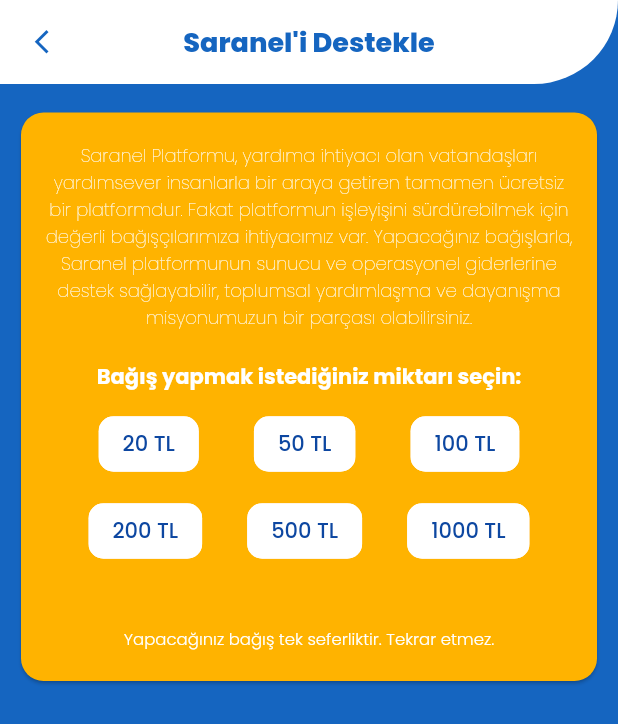
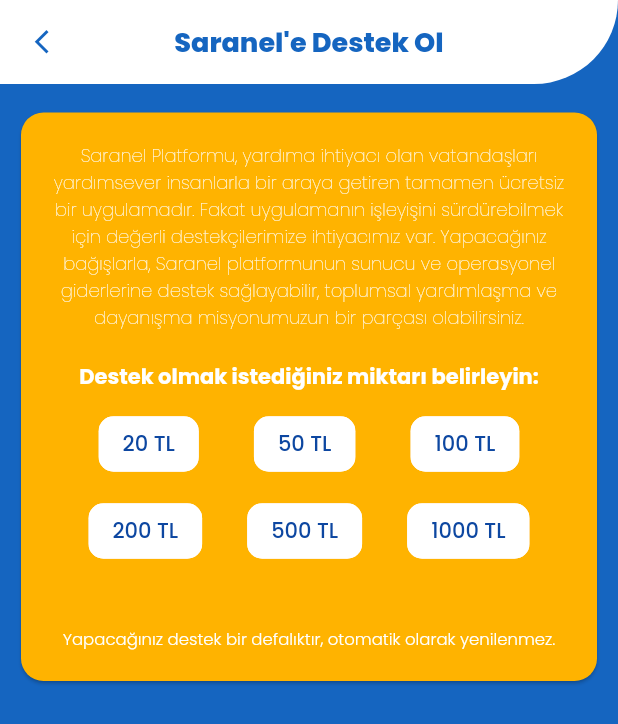
Before and after one commit to 9eren1999/saranel_application, a Flutter app: the DonationPage screen opened directly, on a phone screen of 412 x 824 dp. Shown: the top 724 px of the screen. Run offline on Flutter 3.47's test engine with Material 2 defaults, Android fonts, the light colour scheme and no system bars; our stand-ins replace cloud_firestore, firebase_core, firebase_storage, google_fonts, image_picker, shared_preferences; accounts and stored records are empty.

Commit message:
bağış yap sayfası yeni ifadelerle güncellendi

```diff
--- a/lib/settings_screens/bagisyap.dart
+++ b/lib/settings_screens/bagisyap.dart
@@ -32,7 +32,7 @@
       backgroundColor: Colors.blue.shade800,
       appBar: AppBar(
         title: Text(
-          "Saranel'i Destekle",
+          "Saranel'e Destek Ol",
           style: appbarStyle(),
         ),
         leading: IconButton(
@@ -63,7 +63,7 @@
                     mainAxisAlignment: MainAxisAlignment.start,
                     children: [
                       Text(
-                        "Saranel Platformu, yardıma ihtiyacı olan vatandaşları yardımsever insanlarla bir araya getiren tamamen ücretsiz bir platformdur. Fakat platformun işleyişini sürdürebilmek için değerli bağışçılarımıza ihtiyacımız var. Yapacağınız bağışlarla, Saranel platformunun sunucu ve operasyonel giderlerine destek sağlayabilir, toplumsal yardımlaşma ve dayanışma misyonumuzun bir parçası olabilirsiniz.",
+                        "Saranel Platformu, yardıma ihtiyacı olan vatandaşları yardımsever insanlarla bir araya getiren tamamen ücretsiz bir uygulamadır. Fakat uygulamanın işleyişini sürdürebilmek için değerli destekçilerimize ihtiyacımız var. Yapacağınız bağışlarla, Saranel platformunun sunucu ve operasyonel giderlerine destek sağlayabilir, toplumsal yardımlaşma ve dayanışma misyonumuzun bir parçası olabilirsiniz.",
                         textAlign: TextAlign.center,
                         style: TextStyle(
                           color: Color.fromARGB(255, 255, 255, 255),
@@ -73,7 +73,7 @@
                       ),
                       SizedBox(height: 20),
                       Text(
-                        "Bağış yapmak istediğiniz miktarı seçin:",
+                        "Destek olmak istediğiniz miktarı belirleyin:",
                         style: TextStyle(
                           color: Colors.white,
                           fontSize: 14,
@@ -139,25 +139,23 @@
                             }
                           },
                           child: Text(
-                            "Bağış Yap",
+                            "Saranel'e Destek Ol",
                             style: TextStyle(
                                 color: Colors.blue.shade900,
                                 fontWeight: FontWeight.w400),
                           ),
                           style: ButtonStyle(
-                            backgroundColor: MaterialStateProperty.all(
-                                Colors.white),
-                            shadowColor: MaterialStateProperty.all(Colors
-                                .transparent),
-                            elevation: MaterialStateProperty.all(
-                                0.0),
-                            side: MaterialStateProperty.all(
-                                BorderSide.none),
+                            backgroundColor:
+                                MaterialStateProperty.all(Colors.white),
+                            shadowColor:
+                                MaterialStateProperty.all(Colors.transparent),
+                            elevation: MaterialStateProperty.all(0.0),
+                            side: MaterialStateProperty.all(BorderSide.none),
                           ),
                         ),
                       SizedBox(height: 20),
                       Text(
-                        "Yapacağınız bağış tek seferliktir. Tekrar etmez.",
+                        "Yapacağınız destek bir defalıktır, otomatik olarak yenilenmez.",
                         style: TextStyle(
                           color: Colors.white,
                           fontSize: 11,
```
